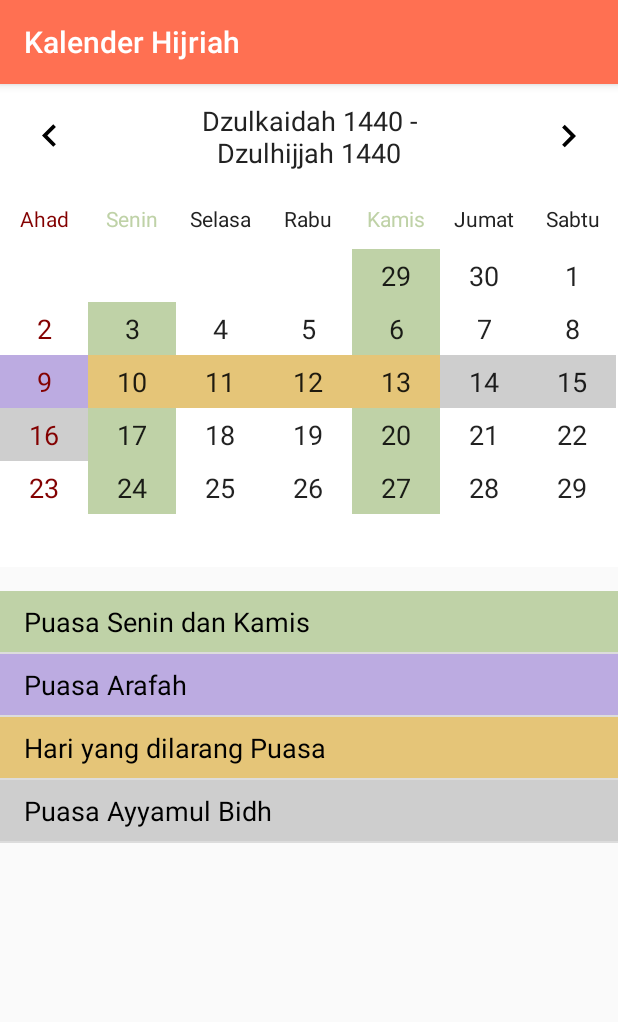
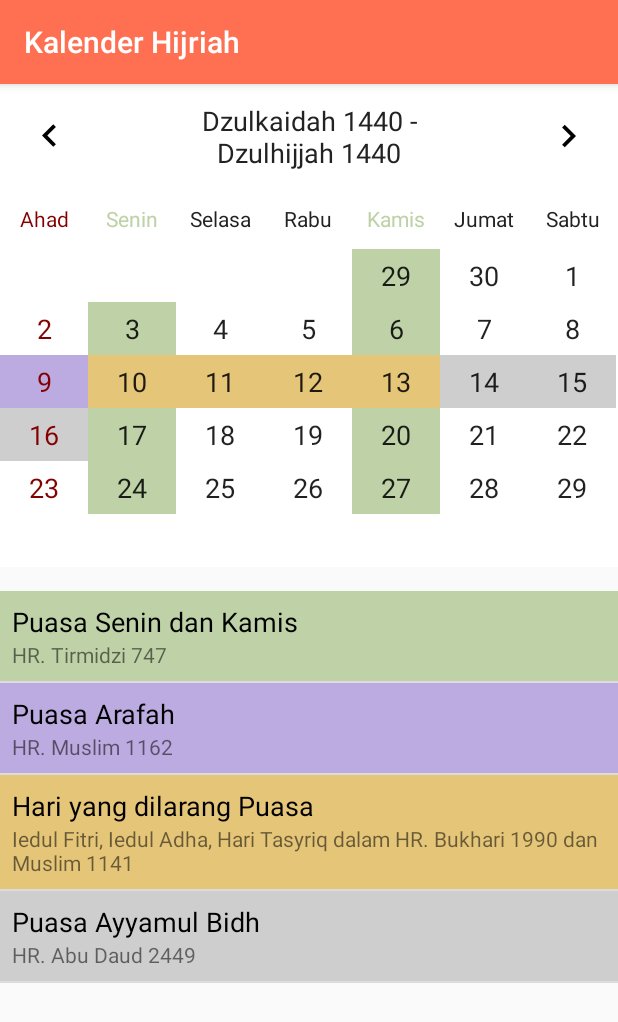
Before and after one commit to alfirqotunnajiyah-com/androidafn, an Android app: the CalendarActivity screen opened directly, with no data from a screen before it, after a tap on an icon or button, on a phone screen of 412 x 824 dp. Shown: the top 1022 px of the screen. Run offline under Robolectric (Android 15) with nearby library versions, the phone set to English and light mode, and no system bars.

Commit message:
feat(calendar): add info to list puasa

```diff
--- a/app/src/main/java/com/afn/afnapp/activity/CalendarActivity.java
+++ b/app/src/main/java/com/afn/afnapp/activity/CalendarActivity.java
@@ -23,6 +23,7 @@ public class CalendarActivity extends AppCompatActivity {
     private SwipeRefreshLayout srl;
     private ArrayList<String> textPuasa = new ArrayList<String>();
     private ArrayList<Integer> colorPuasa = new ArrayList<Integer>();
+    private ArrayList<String> infoPuasa = new ArrayList<String>();
 
     @Override
     protected void onCreate(Bundle savedInstanceState) {
@@ -35,7 +36,7 @@ public class CalendarActivity extends AppCompatActivity {
         srl.setEnabled(false);
 
         listView = (ListView)findViewById(R.id.lvPuasa);
-        adapter = new ListAdapter(this, textPuasa, colorPuasa);
+        adapter = new ListAdapter(this, textPuasa, colorPuasa, infoPuasa);
         listView.setAdapter(adapter);
 
         CalendarView cv = ((CalendarView)findViewById(R.id.calendar_view));
@@ -50,15 +51,16 @@ public class CalendarActivity extends AppCompatActivity {
             }
 
             @Override
-            public void onDayPress(int color, String text) {
+            public void onDayPress(String text) {
                 if (!text.isEmpty())
                     Toast.makeText(getApplicationContext(), text, Toast.LENGTH_SHORT).show();
             }
 
             @Override
-            public void passData(int color, String text) {
+            public void passData(int color, String text, String info) {
                 textPuasa.add(text);
                 colorPuasa.add(color);
+                infoPuasa.add(info);
                 adapter.notifyDataSetChanged();
             }
 
@@ -66,6 +68,7 @@ public class CalendarActivity extends AppCompatActivity {
             public void deleteData() {
                 textPuasa.clear();
                 colorPuasa.clear();
+                infoPuasa.clear();
                 adapter.notifyDataSetChanged();
             }
         });
--- a/app/src/main/java/com/afn/afnapp/widget/CalendarView.java
+++ b/app/src/main/java/com/afn/afnapp/widget/CalendarView.java
@@ -184,20 +184,20 @@ public class CalendarView extends LinearLayout
                     if ((todayHijri.getMonthOfYear() == 10 && todayHijri.getDayOfMonth() == 1) ||
                             (todayHijri.getMonthOfYear() == 12 && todayHijri.getDayOfMonth() == 10) ||
                                 (todayHijri.getMonthOfYear() == 12 && (todayHijri.getDayOfMonth() >= 11 && todayHijri.getDayOfMonth() <= 13))) {
-                        eventHandler.onDayPress(R.color.dilarang, "Hari yang dilarang Puasa");
+                        eventHandler.onDayPress("Hari yang dilarang Puasa");
                     } else if (todayHijri.getMonthOfYear() == 10 && (todayHijri.getDayOfMonth() >= 2 && todayHijri.getDayOfMonth() <= 7)) {
-                        eventHandler.onDayPress(R.color.syawwal, "Puasa 6 hari dibulan Syawwal");
+                        eventHandler.onDayPress("Puasa 6 hari dibulan Syawwal");
                     } else if (todayHijri.getMonthOfYear() == 9) {
-                        eventHandler.onDayPress(R.color.ramadhan, "Puasa Ramadhan");
+                        eventHandler.onDayPress("Puasa Ramadhan");
                     } else if (todayHijri.getMonthOfYear() == 12 && todayHijri.getDayOfMonth() == 9) {
-                        eventHandler.onDayPress(R.color.arafah, "Puasa Arafah");
+                        eventHandler.onDayPress("Puasa Arafah");
                     } else if ((todayHijri.getDayOfMonth() >= 13 && todayHijri.getDayOfMonth() <= 15) ||
                             (todayHijri.getMonthOfYear() == 12 && (todayHijri.getDayOfMonth() >= 14 && todayHijri.getDayOfMonth() <= 16))) {
-                        eventHandler.onDayPress(R.color.ayyamul_bidh, "Puasa Ayyamul Bidh");
+                        eventHandler.onDayPress("Puasa Ayyamul Bidh");
                     } else if (date.getDay() == 1 || date.getDay() == 4) {
-                        eventHandler.onDayPress(R.color.senin_kamis, "Puasa Senin dan Kamis");
+                        eventHandler.onDayPress("Puasa Senin dan Kamis");
                     } else {
-                        eventHandler.onDayPress(0, "");
+                        eventHandler.onDayPress("");
                     }
                 }
             }
@@ -311,38 +311,38 @@ public class CalendarView extends LinearLayout
                     ((TextView)view).setBackgroundColor(getResources().getColor(R.color.dilarang));
                     if (!colorPuasa.contains(R.color.dilarang)) {
                         colorPuasa.add(R.color.dilarang);
-                        eventHandler.passData(R.color.dilarang, "Hari yang dilarang Puasa");
+                        eventHandler.passData(R.color.dilarang, "Hari yang dilarang Puasa", "Iedul Fitri, Iedul Adha, Hari Tasyriq dalam HR. Bukhari 1990 dan Muslim 1141");
                     }
                 } else if (todayHijri.getMonthOfYear() == 10 && (todayHijri.getDayOfMonth() >= 2 && todayHijri.getDayOfMonth() <= 7)) {
                     ((TextView)view).setBackgroundColor(getResources().getColor(R.color.syawwal));
                     if (!colorPuasa.contains(R.color.syawwal)) {
                         colorPuasa.add(R.color.syawwal);
-                        eventHandler.passData(R.color.syawwal, "Puasa 6 hari dibulan Syawwal");
+                        eventHandler.passData(R.color.syawwal, "Puasa 6 hari dibulan Syawwal", "HR. Muslim 1164");
                     }
                 } else if (todayHijri.getMonthOfYear() == 9) {
                     ((TextView)view).setBackgroundColor(getResources().getColor(R.color.ramadhan));
                     if (!colorPuasa.contains(R.color.ramadhan)) {
                         colorPuasa.add(R.color.ramadhan);
-                        eventHandler.passData(R.color.ramadhan, "Puasa Ramadhan");
+                        eventHandler.passData(R.color.ramadhan, "Puasa Ramadhan", "QS. Al-Baqarah: 185");
                     }
                 } else if (todayHijri.getMonthOfYear() == 12 && todayHijri.getDayOfMonth() == 9) {
                     ((TextView)view).setBackgroundColor(getResources().getColor(R.color.arafah));
                     if (!colorPuasa.contains(R.color.arafah)) {
                         colorPuasa.add(R.color.arafah);
-                        eventHandler.passData(R.color.arafah, "Puasa Arafah");
+                        eventHandler.passData(R.color.arafah, "Puasa Arafah", "HR. Muslim 1162");
                     }
                 } else if ((todayHijri.getDayOfMonth() >= 13 && todayHijri.getDayOfMonth() <= 15) ||
                         (todayHijri.getMonthOfYear() == 12 && (todayHijri.getDayOfMonth() >= 14 && todayHijri.getDayOfMonth() <= 16))) {
                     ((TextView)view).setBackgroundColor(getResources().getColor(R.color.ayyamul_bidh));
                     if (!colorPuasa.contains(R.color.ayyamul_bidh)) {
                         colorPuasa.add(R.color.ayyamul_bidh);
-                        eventHandler.passData(R.color.ayyamul_bidh, "Puasa Ayyamul Bidh");
+                        eventHandler.passData(R.color.ayyamul_bidh, "Puasa Ayyamul Bidh", "HR. Abu Daud 2449");
                     }
                 } else if (date.getDay() == 1 || date.getDay() == 4) {
                     ((TextView)view).setBackgroundColor(getResources().getColor(R.color.senin_kamis));
                     if (!colorPuasa.contains(R.color.senin_kamis)) {
                         colorPuasa.add(R.color.senin_kamis);
-                        eventHandler.passData(R.color.senin_kamis, "Puasa Senin dan Kamis");
+                        eventHandler.passData(R.color.senin_kamis, "Puasa Senin dan Kamis", "HR. Tirmidzi 747");
                     }
                 }
             }
@@ -390,8 +390,8 @@ public class CalendarView extends LinearLayout
     public interface EventHandler
     {
         void onDayLongPress(Date date);
-        void onDayPress(int color, String text);
-        void passData(int color, String text);
+        void onDayPress(String text);
+        void passData(int color, String text, String info);
         void deleteData();
     }
 }
--- a/app/src/main/java/com/afn/afnapp/widget/ListAdapter.java
+++ b/app/src/main/java/com/afn/afnapp/widget/ListAdapter.java
@@ -16,13 +16,15 @@ public class ListAdapter extends ArrayAdapter<String> {
     private final Context context;
     private final ArrayList<String> content;
     private final ArrayList<Integer> color;
+    private final ArrayList<String> info;
 
-    public ListAdapter(Context context, ArrayList<String> content, ArrayList<Integer> color) {
+    public ListAdapter(Context context, ArrayList<String> content, ArrayList<Integer> color, ArrayList<String> info) {
         super(context, R.layout.item_puasa, content);
 
         this.context = context;
         this.content = content;
         this.color = color;
+        this.info = info;
     }
 
     public View getView(int position, View view, ViewGroup parent) {
@@ -30,9 +32,11 @@ public class ListAdapter extends ArrayAdapter<String> {
         View rowView = inflater.inflate(R.layout.item_puasa, null,true);
 
         TextView contentText = (TextView) rowView.findViewById(R.id.textView);
+        TextView infoText = (TextView) rowView.findViewById(R.id.textView2);
 
         contentText.setText(content.get(position));
         rowView.setBackgroundColor(context.getResources().getColor(color.get(position)));
+        infoText.setText(info.get(position));
 
         return rowView;
     }
--- a/app/src/main/res/layout/item_puasa.xml
+++ b/app/src/main/res/layout/item_puasa.xml
@@ -2,18 +2,22 @@
 <LinearLayout xmlns:android="http://schemas.android.com/apk/res/android"
     xmlns:tools="http://schemas.android.com/tools"
     android:layout_width="match_parent"
-    android:layout_height="wrap_content">
+    android:layout_height="wrap_content"
+    android:padding="8dp"
+    android:orientation="vertical">
 
     <TextView
         android:id="@+id/textView"
         style="@style/TextAppearance.AppCompat.Medium"
-        android:textColor="@color/black"
         android:layout_width="match_parent"
         android:layout_height="wrap_content"
-        android:layout_marginStart="16dp"
-        android:layout_marginTop="8dp"
-        android:layout_marginEnd="16dp"
-        android:layout_marginBottom="8dp"
-        tools:text="Puasa" />
+        android:textColor="@color/black"
+        tools:text="Hari yang dilarang Puasa" />
+
+    <TextView
+        android:id="@+id/textView2"
+        android:layout_width="match_parent"
+        android:layout_height="wrap_content"
+        tools:text="Iedul Fitri, Iedul Adha, Hari Tasyriq dalam HR. Bukhari 1990 dan Muslim 1141"/>
 
 </LinearLayout>
```
